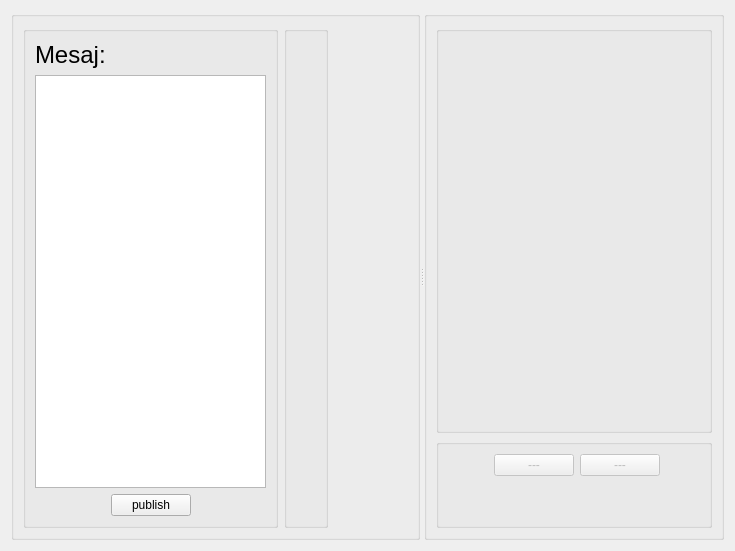
andrei-crisu/Intelligent_Traffic_Light_Simulator, file ros2_ws/src/itlsimulator/itlsimulator/ui_files/itl_publisher_window.ui: the form before one commit.
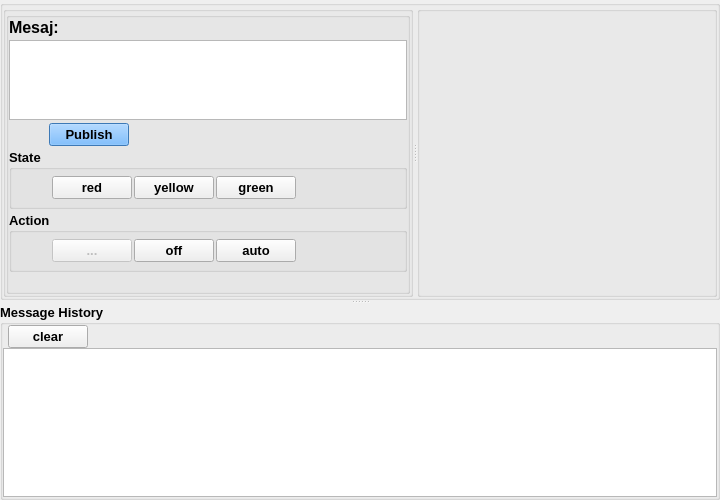
The form after the commit.

Commit message: Has been developed a rich UI interface for the ITL Publisher and the ITL Subscriber

Patch:
```diff
--- a/ros2_ws/src/itlsimulator/itlsimulator/ui_files/itl_publisher_window.ui
+++ b/ros2_ws/src/itlsimulator/itlsimulator/ui_files/itl_publisher_window.ui
@@ -9,8 +9,8 @@
    <rect>
     <x>0</x>
     <y>0</y>
-    <width>735</width>
-    <height>551</height>
+    <width>720</width>
+    <height>500</height>
    </rect>
   </property>
   <property name="sizePolicy">
@@ -22,7 +22,62 @@
   <property name="windowTitle">
    <string>Widget</string>
   </property>
+  <layout class="QVBoxLayout" name="verticalLayout_2">
+   <property name="spacing">
+    <number>0</number>
+   </property>
+   <property name="leftMargin">
+    <number>0</number>
+   </property>
+   <property name="topMargin">
+    <number>0</number>
+   </property>
+   <property name="rightMargin">
+    <number>0</number>
+   </property>
+   <property name="bottomMargin">
+    <number>0</number>
+   </property>
+   <item>
+    <widget class="QSplitter" name="mainSplitter">
+     <property name="orientation">
+      <enum>Qt::Vertical</enum>
+     </property>
+     <property name="childrenCollapsible">
+      <bool>false</bool>
+     </property>
+     <widget class="QGroupBox" name="mainGroupBox">
+      <property name="sizePolicy">
+       <sizepolicy hsizetype="Preferred" vsizetype="Expanding">
+        <horstretch>0</horstretch>
+        <verstretch>0</verstretch>
+       </sizepolicy>
+      </property>
+      <property name="minimumSize">
+       <size>
+        <width>0</width>
+        <height>300</height>
+       </size>
+      </property>
+      <property name="title">
+       <string/>
+      </property>
   <layout class="QGridLayout" name="gridLayout">
+       <property name="leftMargin">
+        <number>0</number>
+       </property>
+       <property name="topMargin">
+        <number>0</number>
+       </property>
+       <property name="rightMargin">
+        <number>0</number>
+       </property>
+       <property name="bottomMargin">
+        <number>0</number>
+       </property>
+       <property name="spacing">
+        <number>0</number>
+       </property>
    <item row="0" column="0">
     <widget class="QSplitter" name="splitter">
      <property name="orientation">
@@ -31,9 +86,9 @@
      <property name="childrenCollapsible">
       <bool>false</bool>
      </property>
-     <widget class="QGroupBox" name="groupBox">
+         <widget class="QGroupBox" name="pgb">
       <property name="sizePolicy">
-       <sizepolicy hsizetype="Expanding" vsizetype="Expanding">
+           <sizepolicy hsizetype="Expanding" vsizetype="MinimumExpanding">
         <horstretch>0</horstretch>
         <verstretch>0</verstretch>
        </sizepolicy>
@@ -42,10 +97,25 @@
        <string/>
       </property>
       <layout class="QHBoxLayout" name="horizontalLayout">
+           <property name="spacing">
+            <number>0</number>
+           </property>
+           <property name="leftMargin">
+            <number>0</number>
+           </property>
+           <property name="topMargin">
+            <number>0</number>
+           </property>
+           <property name="rightMargin">
+            <number>0</number>
+           </property>
+           <property name="bottomMargin">
+            <number>0</number>
+           </property>
        <item>
-        <widget class="QGroupBox" name="groupBox_2">
+            <widget class="QGroupBox" name="pgbSB">
          <property name="sizePolicy">
-          <sizepolicy hsizetype="Expanding" vsizetype="Expanding">
+              <sizepolicy hsizetype="MinimumExpanding" vsizetype="Expanding">
            <horstretch>0</horstretch>
            <verstretch>0</verstretch>
           </sizepolicy>
@@ -54,11 +124,28 @@
           <string/>
          </property>
          <layout class="QVBoxLayout" name="verticalLayout_3">
+              <property name="spacing">
+               <number>3</number>
+              </property>
+              <property name="leftMargin">
+               <number>0</number>
+              </property>
+              <property name="topMargin">
+               <number>0</number>
+              </property>
+              <property name="rightMargin">
+               <number>0</number>
+              </property>
+              <property name="bottomMargin">
+               <number>0</number>
+              </property>
           <item>
            <widget class="QLabel" name="mainLabel">
             <property name="font">
              <font>
-              <pointsize>18</pointsize>
+                  <pointsize>12</pointsize>
+                  <weight>75</weight>
+                  <bold>true</bold>
              </font>
             </property>
             <property name="text">
@@ -68,6 +155,18 @@
           </item>
           <item>
            <widget class="QTextEdit" name="textEdit">
+                <property name="sizePolicy">
+                 <sizepolicy hsizetype="Expanding" vsizetype="MinimumExpanding">
+                  <horstretch>0</horstretch>
+                  <verstretch>0</verstretch>
+                 </sizepolicy>
+                </property>
+                <property name="maximumSize">
+                 <size>
+                  <width>16777215</width>
+                  <height>80</height>
+                 </size>
+                </property>
             <property name="font">
              <font>
               <pointsize>14</pointsize>
@@ -82,6 +181,9 @@
               <property name="orientation">
                <enum>Qt::Horizontal</enum>
               </property>
+                  <property name="sizeType">
+                   <enum>QSizePolicy::Fixed</enum>
+                  </property>
               <property name="sizeHint" stdset="0">
                <size>
                 <width>40</width>
@@ -98,8 +200,18 @@
                 <verstretch>0</verstretch>
                </sizepolicy>
               </property>
+                  <property name="font">
+                   <font>
+                    <pointsize>10</pointsize>
+                    <weight>75</weight>
+                    <bold>true</bold>
+                   </font>
+                  </property>
+                  <property name="styleSheet">
+                   <string notr="true">background-color: rgb(85, 170, 255);</string>
+                  </property>
               <property name="text">
-               <string>publish</string>
+                   <string>Publish</string>
               </property>
              </widget>
             </item>
@@ -118,27 +230,261 @@
             </item>
            </layout>
           </item>
+              <item>
+               <widget class="QGroupBox" name="colorSelectBox">
+                <property name="sizePolicy">
+                 <sizepolicy hsizetype="Preferred" vsizetype="Fixed">
+                  <horstretch>0</horstretch>
+                  <verstretch>0</verstretch>
+                 </sizepolicy>
+                </property>
+                <property name="minimumSize">
+                 <size>
+                  <width>0</width>
+                  <height>60</height>
+                 </size>
+                </property>
+                <property name="maximumSize">
+                 <size>
+                  <width>16777215</width>
+                  <height>100</height>
+                 </size>
+                </property>
+                <property name="font">
+                 <font>
+                  <pointsize>10</pointsize>
+                  <weight>75</weight>
+                  <bold>true</bold>
+                 </font>
+                </property>
+                <property name="title">
+                 <string>State</string>
+                </property>
+                <layout class="QHBoxLayout" name="horizontalLayout_5">
+                 <property name="spacing">
+                  <number>2</number>
+                 </property>
+                 <property name="leftMargin">
+                  <number>0</number>
+                 </property>
+                 <property name="topMargin">
+                  <number>0</number>
+                 </property>
+                 <property name="rightMargin">
+                  <number>0</number>
+                 </property>
+                 <property name="bottomMargin">
+                  <number>0</number>
+                 </property>
+                 <item>
+                  <spacer name="horizontalSpacer_8">
+                   <property name="orientation">
+                    <enum>Qt::Horizontal</enum>
+                   </property>
+                   <property name="sizeType">
+                    <enum>QSizePolicy::Fixed</enum>
+                   </property>
+                   <property name="sizeHint" stdset="0">
+                    <size>
+                     <width>40</width>
+                     <height>20</height>
+                    </size>
+                   </property>
+                  </spacer>
+                 </item>
+                 <item>
+                  <widget class="QPushButton" name="setRedButton">
+                   <property name="sizePolicy">
+                    <sizepolicy hsizetype="Fixed" vsizetype="Fixed">
+                     <horstretch>0</horstretch>
+                     <verstretch>0</verstretch>
+                    </sizepolicy>
+                   </property>
+                   <property name="text">
+                    <string>red</string>
+                   </property>
+                  </widget>
+                 </item>
+                 <item>
+                  <widget class="QPushButton" name="setYellowButton">
+                   <property name="sizePolicy">
+                    <sizepolicy hsizetype="Fixed" vsizetype="Fixed">
+                     <horstretch>0</horstretch>
+                     <verstretch>0</verstretch>
+                    </sizepolicy>
+                   </property>
+                   <property name="text">
+                    <string>yellow</string>
+                   </property>
+                  </widget>
+                 </item>
+                 <item>
+                  <widget class="QPushButton" name="setGreenButton">
+                   <property name="sizePolicy">
+                    <sizepolicy hsizetype="Fixed" vsizetype="Fixed">
+                     <horstretch>0</horstretch>
+                     <verstretch>0</verstretch>
+                    </sizepolicy>
+                   </property>
+                   <property name="text">
+                    <string>green</string>
+                   </property>
+                  </widget>
+                 </item>
+                 <item>
+                  <spacer name="horizontalSpacer_6">
+                   <property name="orientation">
+                    <enum>Qt::Horizontal</enum>
+                   </property>
+                   <property name="sizeType">
+                    <enum>QSizePolicy::Expanding</enum>
+                   </property>
+                   <property name="sizeHint" stdset="0">
+                    <size>
+                     <width>10</width>
+                     <height>20</height>
+                    </size>
+                   </property>
+                  </spacer>
+                 </item>
          </layout>
         </widget>
        </item>
        <item>
-        <widget class="QGroupBox" name="groupBox_4">
+               <widget class="QGroupBox" name="actionSelectBox">
+                <property name="sizePolicy">
+                 <sizepolicy hsizetype="Preferred" vsizetype="Fixed">
+                  <horstretch>0</horstretch>
+                  <verstretch>0</verstretch>
+                 </sizepolicy>
+                </property>
+                <property name="minimumSize">
+                 <size>
+                  <width>0</width>
+                  <height>60</height>
+                 </size>
+                </property>
+                <property name="maximumSize">
+                 <size>
+                  <width>16777215</width>
+                  <height>100</height>
+                 </size>
+                </property>
+                <property name="font">
+                 <font>
+                  <pointsize>10</pointsize>
+                  <weight>75</weight>
+                  <bold>true</bold>
+                 </font>
+                </property>
          <property name="title">
-          <string/>
-         </property>
-         <layout class="QVBoxLayout" name="verticalLayout_4">
+                 <string>Action</string>
+                </property>
+                <layout class="QHBoxLayout" name="horizontalLayout_6">
+                 <property name="spacing">
+                  <number>2</number>
+                 </property>
+                 <property name="leftMargin">
+                  <number>0</number>
+                 </property>
+                 <property name="topMargin">
+                  <number>0</number>
+                 </property>
+                 <property name="rightMargin">
+                  <number>0</number>
+                 </property>
+                 <property name="bottomMargin">
+                  <number>0</number>
+                 </property>
           <item>
-           <spacer name="verticalSpacer">
+                  <spacer name="horizontalSpacer_9">
+                   <property name="orientation">
+                    <enum>Qt::Horizontal</enum>
+                   </property>
+                   <property name="sizeType">
+                    <enum>QSizePolicy::Fixed</enum>
+                   </property>
+                   <property name="sizeHint" stdset="0">
+                    <size>
+                     <width>40</width>
+                     <height>20</height>
+                    </size>
+                   </property>
+                  </spacer>
+                 </item>
+                 <item>
+                  <widget class="QPushButton" name="doNothingButton">
+                   <property name="enabled">
+                    <bool>false</bool>
+                   </property>
+                   <property name="sizePolicy">
+                    <sizepolicy hsizetype="Fixed" vsizetype="Fixed">
+                     <horstretch>0</horstretch>
+                     <verstretch>0</verstretch>
+                    </sizepolicy>
+                   </property>
+                   <property name="text">
+                    <string>...</string>
+                   </property>
+                  </widget>
+                 </item>
+                 <item>
+                  <widget class="QPushButton" name="offButton">
+                   <property name="sizePolicy">
+                    <sizepolicy hsizetype="Fixed" vsizetype="Fixed">
+                     <horstretch>0</horstretch>
+                     <verstretch>0</verstretch>
+                    </sizepolicy>
+                   </property>
+                   <property name="text">
+                    <string>off</string>
+                   </property>
+                  </widget>
+                 </item>
+                 <item>
+                  <widget class="QPushButton" name="autoButton">
+                   <property name="sizePolicy">
+                    <sizepolicy hsizetype="Fixed" vsizetype="Fixed">
+                     <horstretch>0</horstretch>
+                     <verstretch>0</verstretch>
+                    </sizepolicy>
+                   </property>
+                   <property name="text">
+                    <string>auto</string>
+                   </property>
+                  </widget>
+                 </item>
+                 <item>
+                  <spacer name="horizontalSpacer_7">
+                   <property name="orientation">
+                    <enum>Qt::Horizontal</enum>
+                   </property>
+                   <property name="sizeType">
+                    <enum>QSizePolicy::Expanding</enum>
+                   </property>
+                   <property name="sizeHint" stdset="0">
+                    <size>
+                     <width>10</width>
+                     <height>20</height>
+                    </size>
+                   </property>
+                  </spacer>
+                 </item>
+                </layout>
+               </widget>
+              </item>
+              <item>
+               <spacer name="verticalSpacer_3">
             <property name="orientation">
              <enum>Qt::Vertical</enum>
             </property>
             <property name="sizeType">
-             <enum>QSizePolicy::Fixed</enum>
+                 <enum>QSizePolicy::MinimumExpanding</enum>
             </property>
             <property name="sizeHint" stdset="0">
              <size>
               <width>20</width>
-              <height>240</height>
+                  <height>0</height>
              </size>
             </property>
            </spacer>
@@ -146,47 +492,40 @@
          </layout>
         </widget>
        </item>
-       <item>
-        <spacer name="horizontalSpacer">
-         <property name="orientation">
-          <enum>Qt::Horizontal</enum>
-         </property>
-         <property name="sizeType">
-          <enum>QSizePolicy::Fixed</enum>
-         </property>
-         <property name="sizeHint" stdset="0">
-          <size>
-           <width>80</width>
-           <height>20</height>
-          </size>
-         </property>
-        </spacer>
-       </item>
       </layout>
      </widget>
      <widget class="QGroupBox" name="itlGroupBox">
+          <property name="sizePolicy">
+           <sizepolicy hsizetype="Preferred" vsizetype="Expanding">
+            <horstretch>0</horstretch>
+            <verstretch>0</verstretch>
+           </sizepolicy>
+          </property>
       <property name="minimumSize">
        <size>
         <width>300</width>
-        <height>500</height>
+            <height>200</height>
        </size>
       </property>
       <property name="title">
        <string/>
       </property>
       <layout class="QVBoxLayout" name="verticalLayout_5">
-       <item>
-        <widget class="QGroupBox" name="itlTrafficLightBox">
-         <property name="minimumSize">
-          <size>
-           <width>0</width>
-           <height>100</height>
-          </size>
-         </property>
-         <property name="title">
-          <string/>
-         </property>
-         <layout class="QVBoxLayout" name="verticalLayout_7">
+           <property name="spacing">
+            <number>0</number>
+           </property>
+           <property name="leftMargin">
+            <number>0</number>
+           </property>
+           <property name="topMargin">
+            <number>0</number>
+           </property>
+           <property name="rightMargin">
+            <number>0</number>
+           </property>
+           <property name="bottomMargin">
+            <number>0</number>
+           </property>
           <item>
            <widget class="QWidget" name="widgetITL" native="true">
             <property name="sizePolicy">
@@ -198,84 +537,115 @@
             <property name="minimumSize">
              <size>
               <width>0</width>
-              <height>240</height>
-             </size>
-            </property>
-            <layout class="QHBoxLayout" name="horizontalLayout_4"/>
+               <height>100</height>
+              </size>
+             </property>
+             <layout class="QHBoxLayout" name="horizontalLayout_4">
+              <property name="spacing">
+               <number>0</number>
+              </property>
+              <property name="leftMargin">
+               <number>0</number>
+              </property>
+              <property name="topMargin">
+               <number>0</number>
+              </property>
+              <property name="rightMargin">
+               <number>0</number>
+              </property>
+              <property name="bottomMargin">
+               <number>0</number>
+              </property>
+             </layout>
            </widget>
           </item>
          </layout>
         </widget>
+        </widget>
        </item>
-       <item>
-        <widget class="QGroupBox" name="controlsBox">
+      </layout>
+     </widget>
+     <widget class="QGroupBox" name="messageHistoryBox">
+      <property name="sizePolicy">
+       <sizepolicy hsizetype="Fixed" vsizetype="MinimumExpanding">
+        <horstretch>0</horstretch>
+        <verstretch>0</verstretch>
+       </sizepolicy>
+      </property>
          <property name="minimumSize">
           <size>
            <width>0</width>
-           <height>30</height>
-          </size>
-         </property>
+        <height>60</height>
+       </size>
+      </property>
+      <property name="font">
+       <font>
+        <pointsize>10</pointsize>
+        <weight>75</weight>
+        <bold>true</bold>
+       </font>
+      </property>
          <property name="title">
-          <string/>
-         </property>
-         <layout class="QVBoxLayout" name="verticalLayout_6">
-          <item>
+       <string>Message History</string>
+      </property>
            <layout class="QVBoxLayout" name="verticalLayout">
+       <property name="spacing">
+        <number>0</number>
+       </property>
+       <property name="leftMargin">
+        <number>0</number>
+       </property>
+       <property name="topMargin">
+        <number>0</number>
+       </property>
+       <property name="rightMargin">
+        <number>0</number>
+       </property>
+       <property name="bottomMargin">
+        <number>0</number>
+       </property>
             <item>
-             <layout class="QHBoxLayout" name="horizontalLayout_3">
+        <layout class="QHBoxLayout" name="clrHorizLayout">
+         <property name="spacing">
+          <number>0</number>
+         </property>
               <item>
-               <spacer name="horizontalSpacer_4">
+          <spacer name="horizontalSpacer_10">
                 <property name="orientation">
                  <enum>Qt::Horizontal</enum>
                 </property>
+           <property name="sizeType">
+            <enum>QSizePolicy::Fixed</enum>
+           </property>
                 <property name="sizeHint" stdset="0">
                  <size>
-                  <width>40</width>
+             <width>5</width>
                   <height>20</height>
                  </size>
                 </property>
                </spacer>
               </item>
               <item>
-               <widget class="QPushButton" name="sendMessageButton_2">
-                <property name="enabled">
-                 <bool>false</bool>
-                </property>
+          <widget class="QPushButton" name="clearMessageHistoryButton">
                 <property name="sizePolicy">
                  <sizepolicy hsizetype="Fixed" vsizetype="Fixed">
                   <horstretch>0</horstretch>
                   <verstretch>0</verstretch>
                  </sizepolicy>
                 </property>
-                <property name="text">
-                 <string>---</string>
-                </property>
-               </widget>
-              </item>
-              <item>
-               <widget class="QPushButton" name="sendMessageButton_3">
-                <property name="enabled">
-                 <bool>false</bool>
-                </property>
-                <property name="sizePolicy">
-                 <sizepolicy hsizetype="Fixed" vsizetype="Fixed">
-                  <horstretch>0</horstretch>
-                  <verstretch>0</verstretch>
-                 </sizepolicy>
-                </property>
+           <property name="toolTip">
+            <string>clear message history</string>
+           </property>
                 <property name="text">
-                 <string>---</string>
+            <string>clear</string>
                 </property>
                </widget>
               </item>
               <item>
-               <spacer name="horizontalSpacer_5">
+          <spacer name="horizontalSpacer_11">
                 <property name="orientation">
                  <enum>Qt::Horizontal</enum>
                 </property>
-                <property name="sizeType">
-                 <enum>QSizePolicy::Fixed</enum>
-                </property>
                 <property name="sizeHint" stdset="0">
                  <size>
                   <width>40</width>
@@ -287,24 +657,18 @@
              </layout>
             </item>
             <item>
-             <spacer name="verticalSpacer_2">
-              <property name="orientation">
-               <enum>Qt::Vertical</enum>
-              </property>
-              <property name="sizeType">
-               <enum>QSizePolicy::Fixed</enum>
-              </property>
-              <property name="sizeHint" stdset="0">
-               <size>
-                <width>20</width>
-                <height>40</height>
-               </size>
-              </property>
-             </spacer>
-            </item>
-           </layout>
-          </item>
-         </layout>
+        <widget class="QTextEdit" name="msgHistoryText">
+         <property name="sizePolicy">
+          <sizepolicy hsizetype="Expanding" vsizetype="MinimumExpanding">
+           <horstretch>0</horstretch>
+           <verstretch>0</verstretch>
+          </sizepolicy>
+         </property>
+         <property name="font">
+          <font>
+           <pointsize>14</pointsize>
+          </font>
+         </property>
         </widget>
        </item>
       </layout>
```
Lines whose indentation alone changed are shown as unchanged. The commit also changes 4 other files.
